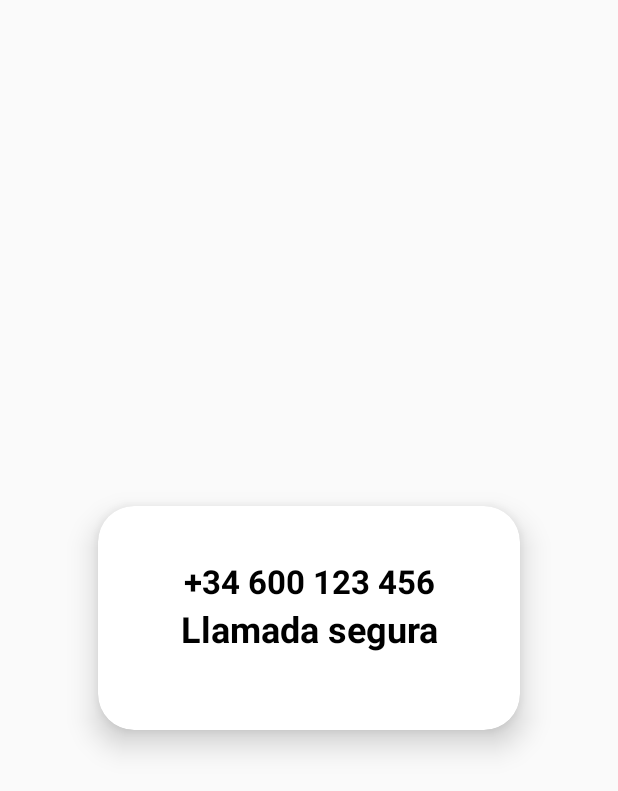
After one commit to XabierCatalan/AplicacionAntiVishing, an Android app: the layout view_call_overlay.xml on its own in the app's theme, with its tools: preview values and no code run, on a phone screen of 412 x 824 dp. The commit adds this screen. Shown: the top 791 px of the screen. Run offline under Robolectric (Android 15) with nearby library versions, the phone set to English and light mode, and no system bars.

Commit message:
cambios para usar overlay y evitar crasheos, tambien hace que funcione en segundo plano

```diff
--- a/app/build.gradle.kts
+++ b/app/build.gradle.kts
@@ -36,6 +36,7 @@ android {
 }
 
 dependencies {
+    implementation("androidx.work:work-runtime-ktx:2.9.0")
     implementation("com.squareup.okhttp3:okhttp-urlconnection:4.12.0")
     implementation("com.squareup.okhttp3:okhttp:4.12.0")
     implementation("org.jsoup:jsoup:1.16.1")
--- /dev/null
+++ b/app/src/main/res/layout/view_call_overlay.xml
@@ -0,0 +1,48 @@
+<?xml version="1.0" encoding="utf-8"?>
+<FrameLayout
+    xmlns:android="http://schemas.android.com/apk/res/android"
+    xmlns:app   ="http://schemas.android.com/apk/res-auto"
+    android:layout_width="match_parent"
+    android:layout_height="match_parent">
+
+    <!-- la burbuja -->
+    <androidx.cardview.widget.CardView
+        android:id="@+id/card"
+        android:layout_width="wrap_content"
+        android:layout_height="wrap_content"
+        android:layout_gravity="center"
+        android:layout_margin="32dp"
+        android:minWidth="320dp"
+        android:minHeight="200dp"
+        android:padding="48dp"
+        app:cardUseCompatPadding="true"
+        app:cardCornerRadius="24dp"
+        app:cardElevation="12dp"
+        app:cardBackgroundColor="@android:color/white">
+
+        <TextView
+            android:id="@+id/tvNumber"
+            android:layout_width="match_parent"
+        android:gravity="center"
+            android:layout_marginTop="35dp"
+            android:layout_height="wrap_content"
+            android:paddingBottom="16dp"
+            android:text="+34 600 123 456"
+            android:textSize="22sp"
+            android:textStyle="bold"
+            android:textColor="@android:color/black"/>
+
+        <TextView
+            android:id="@+id/tvMsg"
+            android:layout_marginTop="65dp"
+            android:layout_width="match_parent"
+            android:layout_height="wrap_content"
+            android:gravity="center"
+            android:text="Llamada segura"
+            android:textSize="24sp"
+            android:textStyle="bold"
+            android:textColor="@android:color/black"/>
+
+
+    </androidx.cardview.widget.CardView>
+</FrameLayout>
```
Also changed, not shown: app/src/main/AndroidManifest.xml (+7 -7 lines), app/src/main/java/com/example/aplicacionantivishing/overlay/OverlayService.kt (added, +103 -0 lines), app/src/main/java/com/example/aplicacionantivishing/receiver/CallReceiver.kt (+90 -76 lines), app/src/main/java/com/example/aplicacionantivishing/service/AlertService.kt (deleted, +0 -69 lines), app/src/main/java/com/example/aplicacionantivishing/ui/AlertActivity.kt (+8 -7 lines), app/src/main/java/com/example/aplicacionantivishing/ui/MainActivity.kt (+25 -0 lines).
